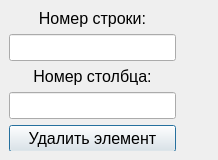
Qt form designs/DeleteWindow.ui (Wolfram3387/maria_matrix) before a commit.
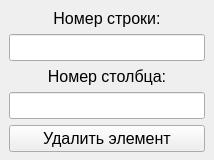
The same form after that commit.

```diff
--- a/designs/DeleteWindow.ui
+++ b/designs/DeleteWindow.ui
@@ -1,39 +1,33 @@
 <?xml version="1.0" encoding="UTF-8"?>
 <ui version="4.0">
- <class>Dialog</class>
- <widget class="QDialog" name="Dialog">
+ <class>DeleteWindow</class>
+ <widget class="QMainWindow" name="DeleteWindow">
   <property name="geometry">
    <rect>
     <x>0</x>
     <y>0</y>
-    <width>218</width>
+    <width>214</width>
     <height>160</height>
    </rect>
   </property>
   <property name="minimumSize">
    <size>
-    <width>216</width>
+    <width>151</width>
     <height>160</height>
    </size>
   </property>
   <property name="maximumSize">
    <size>
     <width>400</width>
-    <height>295</height>
+    <height>200</height>
    </size>
   </property>
   <property name="windowTitle">
    <string>Dialog</string>
   </property>
-  <widget class="QWidget" name="verticalLayoutWidget">
-   <property name="geometry">
-    <rect>
-     <x>9</x>
-     <y>9</y>
-     <width>167</width>
-     <height>142</height>
-    </rect>
-   </property>
+  <widget class="QWidget" name="centralwidget">
+   <layout class="QVBoxLayout" name="verticalLayout_2">
+    <item>
    <layout class="QVBoxLayout" name="verticalLayout">
     <item>
      <widget class="QLabel" name="label">
@@ -57,6 +51,9 @@
         <pointsize>12</pointsize>
        </font>
       </property>
+        <property name="layoutDirection">
+         <enum>Qt::LeftToRight</enum>
+        </property>
       <property name="inputMethodHints">
        <set>Qt::ImhDigitsOnly</set>
       </property>
@@ -100,6 +97,8 @@
        <string>Удалить элемент</string>
       </property>
      </widget>
+      </item>
+     </layout>
     </item>
    </layout>
   </widget>
```
Left out of the diff: 4 changed lines with no effect on the pictures. Lines whose indentation alone changed are shown as unchanged.
